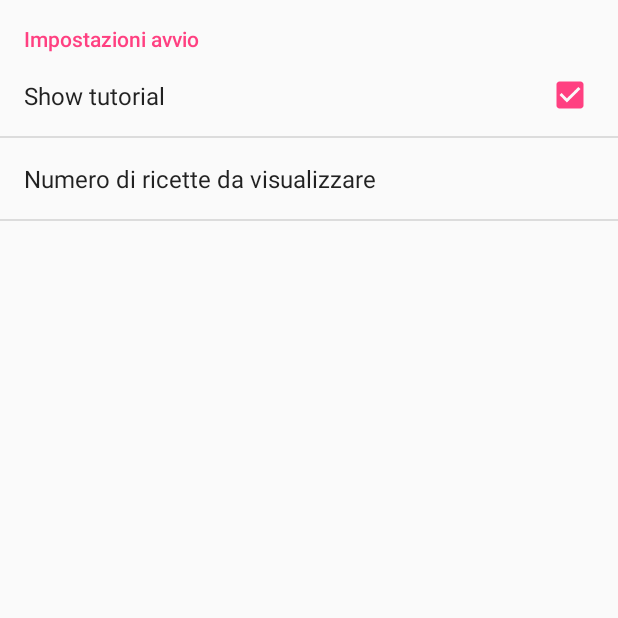
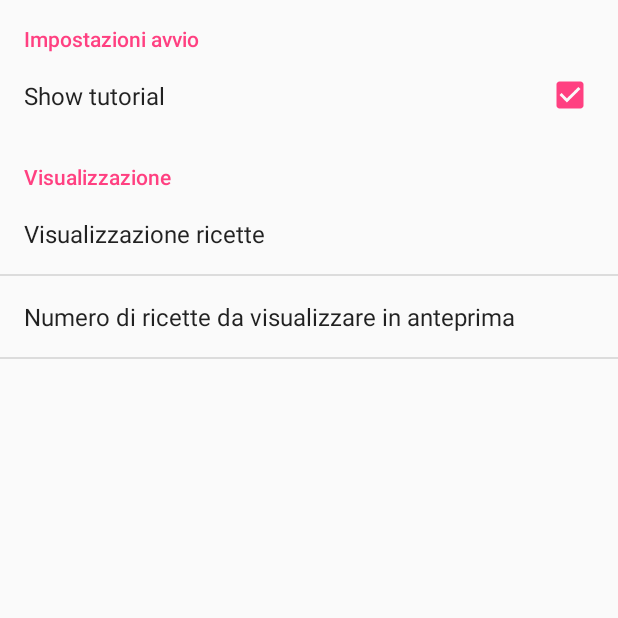
Before and after one commit to Assunta/appR, an Android app: the screen it shows after launch (UserSettingsActivity), in the options menu, after a tap on "Settings", on a phone screen of 412 x 824 dp, the top half of it. Run offline under Robolectric (Android 15) with nearby library versions, the phone set to English and light mode, and no system bars; libraries missing offline, so code that uses them is left out: cn.refactor.library, co.uk.rushorm, com.getbase.floatingactionbutton, com.getkeepsafe.taptargetview, com.github.akashandroid90.imageletter and 1 more; 16 statements that could not run were skipped.

Commit message:
aggiunta nuova visualizzazione ricette: elenco in ordine alfabetico

```diff
--- a/app/build.gradle
+++ b/app/build.gradle
@@ -51,6 +51,7 @@ dependencies {
     compile 'org.jsoup:jsoup:1.9.1'
     compile 'com.getbase:floatingactionbutton:1.10.1'
     compile 'com.github.akashandroid90:imageletter:1.8@aar'
+    compile 'com.github.zhukic:sectioned-recyclerview:0.2.2'
 }
 
 dependencies {
--- a/app/src/main/java/com/oropallo/assunta/recipes/Adapter/AdapterIngredienti.java
+++ b/app/src/main/java/com/oropallo/assunta/recipes/Adapter/AdapterIngredienti.java
@@ -5,6 +5,7 @@ import android.support.v7.widget.RecyclerView;
 import android.view.LayoutInflater;
 import android.view.View;
 import android.view.ViewGroup;
+import android.widget.LinearLayout;
 import android.widget.TextView;
 
 import com.oropallo.assunta.recipes.R;
@@ -69,7 +70,6 @@ public class AdapterIngredienti extends RecyclerView.Adapter<AdapterIngredienti.
 
         TextView nomeIngrediente;
         TextView quantita;
-
         IngredientiViewHolder(View itemView) {
             super(itemView);
             itemView.setClickable(false);
--- a/app/src/main/java/com/oropallo/assunta/recipes/MainActivity.java
+++ b/app/src/main/java/com/oropallo/assunta/recipes/MainActivity.java
@@ -21,6 +21,7 @@ import android.support.v4.widget.DrawerLayout;
 import android.support.v7.app.ActionBarDrawerToggle;
 import android.support.v7.app.AlertDialog;
 import android.support.v7.app.AppCompatActivity;
+import android.support.v7.widget.DividerItemDecoration;
 import android.support.v7.widget.LinearLayoutManager;
 import android.support.v7.widget.RecyclerView;
 import android.support.v7.widget.SearchView;
@@ -42,6 +43,7 @@ import com.getkeepsafe.taptargetview.TapTarget;
 import com.getkeepsafe.taptargetview.TapTargetView;
 import com.github.akashandroid90.imageletter.MaterialLetterIcon;
 import com.oropallo.assunta.recipes.Adapter.AdapterMain;
+import com.oropallo.assunta.recipes.Adapter.AdapterMainElenco;
 import com.oropallo.assunta.recipes.Constant.Ingredienti;
 import com.oropallo.assunta.recipes.domain.Bookmark;
 import com.oropallo.assunta.recipes.domain.DBManager;
@@ -50,6 +52,8 @@ import com.oropallo.assunta.recipes.domain.Ricetta;
 import com.oropallo.assunta.recipes.googleDrive.CreateFileActivity;
 
 import java.util.ArrayList;
+import java.util.Collections;
+import java.util.Comparator;
 import java.util.List;
 
 import co.uk.rushorm.android.AndroidInitializeConfig;
@@ -74,13 +78,30 @@ public class MainActivity extends AppCompatActivity
     protected void onResume() {
         super.onResume();
         //refresh list
-        //check limit di ricette da visualizzare
-        String limitString=PreferenceManager
-                .getDefaultSharedPreferences(this).getString("limit","10").toString();
-        limit=checkLimit(limitString);
-        list= DBManager.getAllRicetteWithLimit(limit);
-        final AdapterMain adapterMain= new AdapterMain(list);
-        recyclerView.setAdapter(adapterMain);
+        //check tipo di visualizzazione
+        String visualization=PreferenceManager
+                .getDefaultSharedPreferences(this).getString("type_visualization","anteprima").toString();
+        int typeVisualization= checkVisualization(visualization);
+        //visualizzazione anteprima
+        if(typeVisualization==0) {
+            //check limit di ricette da visualizzare
+            String limitString = PreferenceManager
+                    .getDefaultSharedPreferences(this).getString("limit", "10").toString();
+            limit = checkLimit(limitString);
+            list = DBManager.getAllRicetteWithLimit(limit);
+            final AdapterMain adapterMain = new AdapterMain(list);
+            recyclerView.setAdapter(adapterMain);
+        }else if(typeVisualization==1){
+            list= DBManager.getAllRicette();
+            //ordino la lista delle ricette per nome
+            Collections.sort(list, new Comparator<Ricetta>() {
+                @Override
+                public int compare(Ricetta o1, Ricetta o2) {
+                    return o1.getNome().toUpperCase().compareTo(o2.getNome().toUpperCase());
+                }
+            });
+            recyclerView.setAdapter(new AdapterMainElenco(list));
+        }
 
     }
 
@@ -120,9 +141,41 @@ public class MainActivity extends AppCompatActivity
         if(sharedPrefs.getBoolean("prefShowTutorial",true)==true)
         addTap();
 
-        //check limit di ricette da visualizzare
-        String limitString=sharedPrefs.getString("limit","10").toString();
-        limit=checkLimit(limitString);
+        //check tipo di visualizzazione
+        String visualization=sharedPrefs.getString("type_visualization","anteprima").toString();
+        int typeVisualization= checkVisualization(visualization);
+
+        //visualizzazione anteprima
+        if(typeVisualization==0) {
+            //check limit di ricette da visualizzare
+            String limitString = sharedPrefs.getString("limit", "10").toString();
+            limit = checkLimit(limitString);
+            Log.d("DEBUG", "Visualizza: "+limit);
+            list= DBManager.getAllRicetteWithLimit(limit);
+            recyclerView= (RecyclerView) findViewById(R.id.recycler_main);
+            recyclerView.setHasFixedSize(true);
+            LinearLayoutManager llm = new LinearLayoutManager(this);
+            recyclerView.setLayoutManager(llm);
+            final AdapterMain adapterMain= new AdapterMain(list);
+            recyclerView.setAdapter(adapterMain);
+        }else if(typeVisualization==1){
+            recyclerView= (RecyclerView) findViewById(R.id.recycler_main);
+            recyclerView.setHasFixedSize(true);
+            LinearLayoutManager llm = new LinearLayoutManager(this);
+            recyclerView.setLayoutManager(llm);
+            DividerItemDecoration dividerItemDecoration = new DividerItemDecoration(recyclerView.getContext(),
+                    llm.getOrientation());
+            recyclerView.addItemDecoration(dividerItemDecoration);
+            list= DBManager.getAllRicette();
+            //ordino la lista delle ricette per nome
+            Collections.sort(list, new Comparator<Ricetta>() {
+                @Override
+                public int compare(Ricetta o1, Ricetta o2) {
+                    return o1.getNome().toUpperCase().compareTo(o2.getNome().toUpperCase());
+                }
+            });
+            recyclerView.setAdapter(new AdapterMainElenco(list));
+        }
 
         DrawerLayout drawer = (DrawerLayout) findViewById(R.id.drawer_layout);
         ActionBarDrawerToggle toggle = new ActionBarDrawerToggle(
@@ -134,14 +187,6 @@ public class MainActivity extends AppCompatActivity
         setNavigationHeader(navigationView);
         navigationView.setNavigationItemSelectedListener(this);
 
-        Log.d("DEBUG", "Visualizza: "+limit);
-        list= DBManager.getAllRicetteWithLimit(limit);
-        recyclerView= (RecyclerView) findViewById(R.id.recycler_main);
-        recyclerView.setHasFixedSize(true);
-        LinearLayoutManager llm = new LinearLayoutManager(this);
-        recyclerView.setLayoutManager(llm);
-        final AdapterMain adapterMain= new AdapterMain(list);
-        recyclerView.setAdapter(adapterMain);
 
         //controllo se ho il permesso di lettura/scrittura
         if (ContextCompat.checkSelfPermission(this,
@@ -156,7 +201,15 @@ public class MainActivity extends AppCompatActivity
         //Log.d("TEST",getFilesDir().getPath());
     }
 
-
+    private int checkVisualization(String visualization){
+        switch(visualization){
+            case"anteprima":
+                    return 0;
+            case "elenco":
+                return 1;
+            default:return 0;
+        }
+    }
     private int checkLimit(String limitString) {
     //items of string array limit_show_ricette
         switch (limitString){
--- a/app/src/main/res/values/strings.xml
+++ b/app/src/main/res/values/strings.xml
@@ -58,4 +58,8 @@
         <item>20</item>
         <item>Tutte</item>
     </string-array>
+    <string-array name="type_visualization">
+        <item>anteprima</item>
+        <item>elenco</item>
+    </string-array>
 </resources>
--- a/app/src/main/res/xml/settings.xml
+++ b/app/src/main/res/xml/settings.xml
@@ -9,9 +9,17 @@
             android:summary=""
             android:title="Show tutorial" >
         </CheckBoxPreference>
+    </PreferenceCategory>
+    <PreferenceCategory android:title="Visualizzazione" >
+        <ListPreference
+            android:defaultValue="anteprima"
+            android:title="Visualizzazione ricette"
+            android:entries="@array/type_visualization"
+            android:entryValues="@array/type_visualization"
+            android:key="type_visualization" />
         <ListPreference
             android:defaultValue="10"
-            android:title="Numero di ricette da visualizzare"
+            android:title="Numero di ricette da visualizzare in anteprima"
             android:entries="@array/limit_show_ricette"
             android:entryValues="@array/limit_show_ricette"
             android:key="limit" />
```
Also changed, not shown: app/src/main/java/com/oropallo/assunta/recipes/Adapter/AdapterMainElenco.java (added, +112 -0 lines), app/src/main/java/com/oropallo/assunta/recipes/googleDrive/CreateFileActivity.java (+49 -11 lines), app/src/main/res/layout/fragment_ricetta.xml (+11 -5 lines), app/src/main/res/layout/header_adapter_main_elenco.xml (added, +15 -0 lines), app/src/main/res/layout/row_main_elenco.xml (added, +44 -0 lines), app/src/main/res/layout/row_ingrediente.xml (line endings or trailing spaces).
